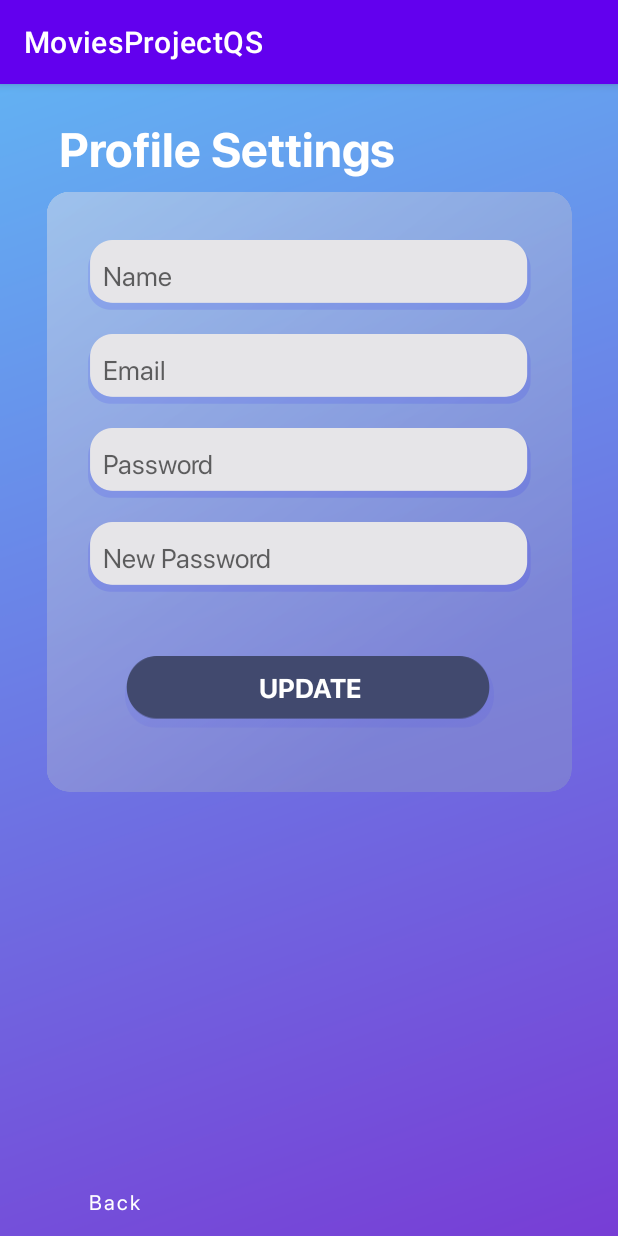
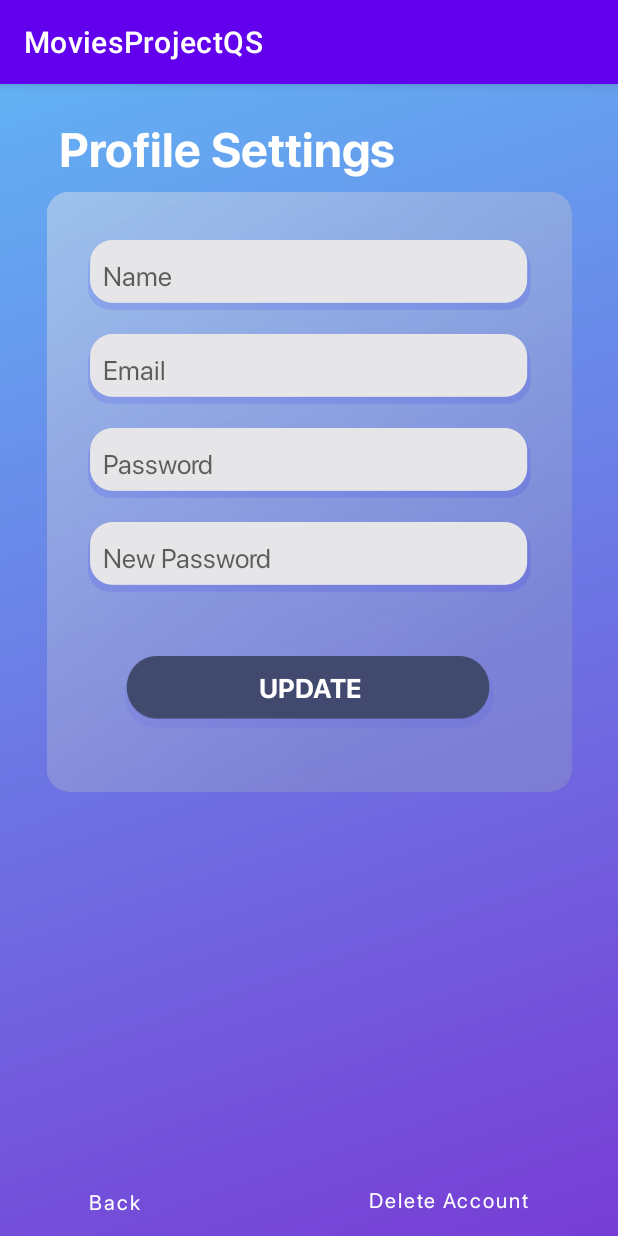
Before and after one commit to suhaozdemir/moviesprojectqs, an Android app: the EditProfileActivity screen opened directly, with no data from a screen before it, on a phone screen of 412 x 824 dp. Run offline under Robolectric (Android 15) with nearby library versions, the phone set to English and light mode, and no system bars; our stand-ins replace Firebase (no records; nobody signed in at launch, a user with empty details on screens opened directly).

Commit message:
Bildirim ve hesap silme eklendi

```diff
--- a/app/build.gradle
+++ b/app/build.gradle
@@ -52,4 +52,5 @@ dependencies {
     implementation 'com.ismaeldivita.chipnavigation:chip-navigation-bar:1.3.4'
     implementation 'com.google.android.material:material:1.2.1'
 
+
 }
--- a/app/src/main/java/com/quadsoft/moviesprojectqs/ProfileActivity.kt
+++ b/app/src/main/java/com/quadsoft/moviesprojectqs/ProfileActivity.kt
@@ -31,6 +31,7 @@ class ProfileActivity : AppCompatActivity() {
             editProfile()
         }
     }
+
 
     private fun getuserData(){
 
--- a/app/src/main/res/layout/activity_edit_profile.xml
+++ b/app/src/main/res/layout/activity_edit_profile.xml
@@ -45,7 +45,7 @@
         android:ems="10"
         android:fontFamily="@font/sfpregular"
         android:hint="Password"
-
+        android:focusable="false"
         android:paddingStart="10dp"
         android:textColor="@color/blue_700"
         app:layout_constraintEnd_toEndOf="@+id/imageView3"
@@ -111,7 +111,6 @@
         android:ems="10"
         android:fontFamily="@font/sfpregular"
         android:hint="New Password"
-
         android:paddingStart="10dp"
         android:textColor="@color/blue_700"
         app:layout_constraintEnd_toEndOf="@+id/imageView3"
@@ -119,7 +118,7 @@
         app:layout_constraintTop_toBottomOf="@+id/edtxt_Password" />
 
     <Button
-        android:id="@+id/btnBack"
+        android:id="@+id/bt_Back"
         android:paddingStart="-10dp"
         android:layout_width="116dp"
         android:layout_height="46dp"
@@ -134,5 +133,24 @@
         app:layout_constraintHorizontal_bias="0.0"
         app:layout_constraintStart_toStartOf="@+id/imageView3" />
 
+    <Button
+        android:id="@+id/bt_Delete"
+        android:layout_width="160dp"
+        android:layout_height="46dp"
+        android:background="@color/transparent"
+        android:fontFamily="@font/sfpregular"
+        android:paddingStart="-10dp"
+        android:text="Delete Account"
+        android:textAlignment="center"
+        android:textAllCaps="false"
+        android:textColor="@color/white"
+        android:textSize="14sp"
+        app:layout_constraintBottom_toBottomOf="parent"
+        app:layout_constraintEnd_toEndOf="parent"
+        app:layout_constraintHorizontal_bias="0.92"
+        app:layout_constraintStart_toStartOf="parent"
+        app:layout_constraintTop_toBottomOf="@+id/bt_Update"
+        app:layout_constraintVertical_bias="0.995" />
+
 
 </androidx.constraintlayout.widget.ConstraintLayout>
--- a/app/src/main/res/layout/activity_home.xml
+++ b/app/src/main/res/layout/activity_home.xml
@@ -14,7 +14,6 @@
         android:layout_marginBottom="84dp"
         android:background="@drawable/button"
         android:fontFamily="@font/sfpregular"
-        android:onClick="loginFun"
         android:text="Login"
         android:textAllCaps="false"
         android:textColor="@color/blue"
--- a/app/src/main/res/layout/activity_register.xml
+++ b/app/src/main/res/layout/activity_register.xml
@@ -54,7 +54,6 @@
         android:layout_marginBottom="24dp"
         android:background="@drawable/button"
         android:fontFamily="@font/sfpregular"
-        android:onClick="registerFun"
         android:text="Create Account"
         android:textAllCaps="false"
         android:textColor="@color/purple"
```
Also changed, not shown: app/src/main/java/com/quadsoft/moviesprojectqs/EditProfileActivity.kt (+84 -15 lines), app/src/main/java/com/quadsoft/moviesprojectqs/HomeActivity.kt (+12 -7 lines), app/src/main/java/com/quadsoft/moviesprojectqs/RegisterActivity.kt (+48 -10 lines).
